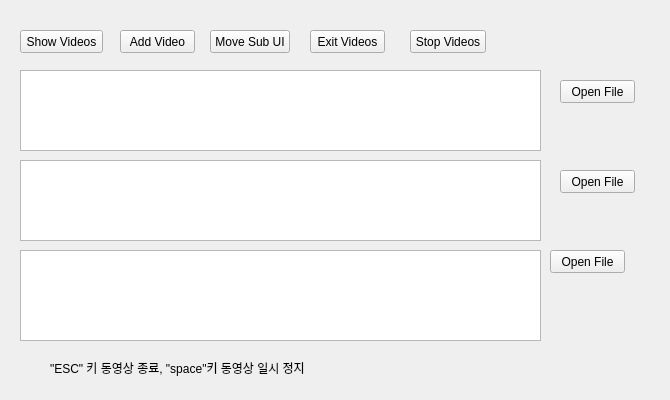
The window that _uiFiles/example.ui (201524495/2021_MultiMedia) describes before a commit, drawn with Qt 5.
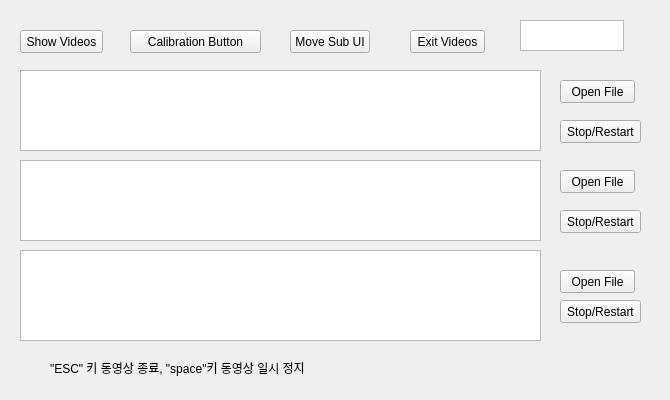
The same window after the commit.

Diff of the .ui file:
```diff
--- a/_uiFiles/example.ui
+++ b/_uiFiles/example.ui
@@ -22,6 +22,12 @@
     <height>400</height>
    </size>
   </property>
+  <property name="maximumSize">
+   <size>
+    <width>670</width>
+    <height>400</height>
+   </size>
+  </property>
   <property name="windowTitle">
    <string>Form</string>
   </property>
@@ -71,8 +77,8 @@
   <widget class="QPushButton" name="open_pushButton_3">
    <property name="geometry">
     <rect>
-     <x>550</x>
-     <y>250</y>
+     <x>560</x>
+     <y>270</y>
      <width>75</width>
      <height>23</height>
     </rect>
@@ -84,7 +90,7 @@
   <widget class="QPushButton" name="move_pushButton">
    <property name="geometry">
     <rect>
-     <x>210</x>
+     <x>290</x>
      <y>30</y>
      <width>80</width>
      <height>23</height>
@@ -97,14 +103,14 @@
   <widget class="QPushButton" name="addVideo_pushButton">
    <property name="geometry">
     <rect>
-     <x>120</x>
+     <x>130</x>
      <y>30</y>
-     <width>75</width>
+     <width>131</width>
      <height>23</height>
     </rect>
    </property>
    <property name="text">
-    <string>Add Video</string>
+    <string>Calibration Button</string>
    </property>
   </widget>
   <widget class="QPushButton" name="open_pushButton_1">
@@ -123,27 +129,27 @@
   <widget class="QPushButton" name="exit_pushButton">
    <property name="geometry">
     <rect>
-     <x>310</x>
-     <y>30</y>
-     <width>75</width>
-     <height>23</height>
-    </rect>
-   </property>
-   <property name="text">
-    <string>Exit Videos</string>
-   </property>
-  </widget>
-  <widget class="QPushButton" name="stop_pushButton">
-   <property name="geometry">
-    <rect>
      <x>410</x>
      <y>30</y>
-     <width>76</width>
+     <width>75</width>
      <height>23</height>
     </rect>
    </property>
    <property name="text">
-    <string>Stop Videos</string>
+    <string>Exit Videos</string>
+   </property>
+  </widget>
+  <widget class="QPushButton" name="stop_pushButton_1">
+   <property name="geometry">
+    <rect>
+     <x>560</x>
+     <y>120</y>
+     <width>81</width>
+     <height>23</height>
+    </rect>
+   </property>
+   <property name="text">
+    <string>Stop/Restart</string>
    </property>
   </widget>
   <widget class="QPushButton" name="show_pushButton">
@@ -172,6 +178,42 @@
     <string>&quot;ESC&quot; 키 동영상 종료, &quot;space&quot;키 동영상 일시 정지</string>
    </property>
   </widget>
+  <widget class="QPushButton" name="stop_pushButton_2">
+   <property name="geometry">
+    <rect>
+     <x>560</x>
+     <y>210</y>
+     <width>81</width>
+     <height>23</height>
+    </rect>
+   </property>
+   <property name="text">
+    <string>Stop/Restart</string>
+   </property>
+  </widget>
+  <widget class="QPushButton" name="stop_pushButton_3">
+   <property name="geometry">
+    <rect>
+     <x>560</x>
+     <y>300</y>
+     <width>81</width>
+     <height>23</height>
+    </rect>
+   </property>
+   <property name="text">
+    <string>Stop/Restart</string>
+   </property>
+  </widget>
+  <widget class="QTextEdit" name="textEdit">
+   <property name="geometry">
+    <rect>
+     <x>520</x>
+     <y>20</y>
+     <width>104</width>
+     <height>31</height>
+    </rect>
+   </property>
+  </widget>
  </widget>
  <tabstops>
   <tabstop>open_pushButton_1</tabstop>
```
Left out of the diff: 6 changed lines with no effect on the pictures.
